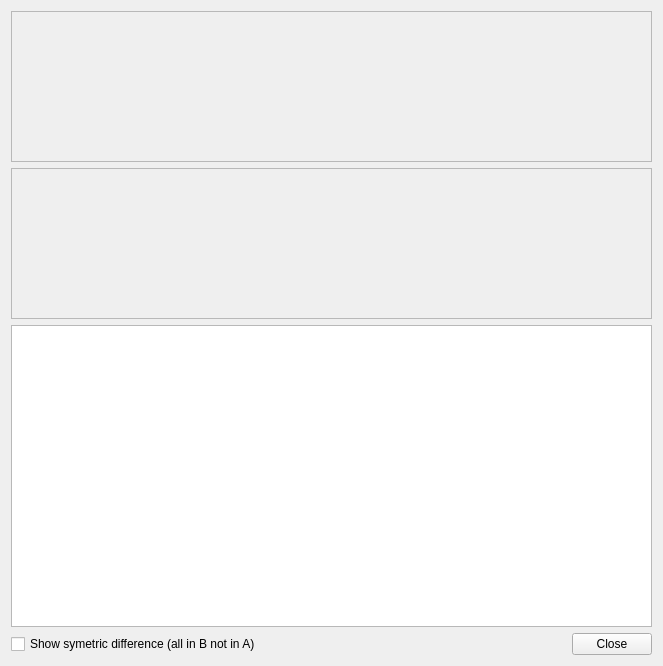
Old version of the form tao/diff_dialog.ui in the repository c3d/tao3D.
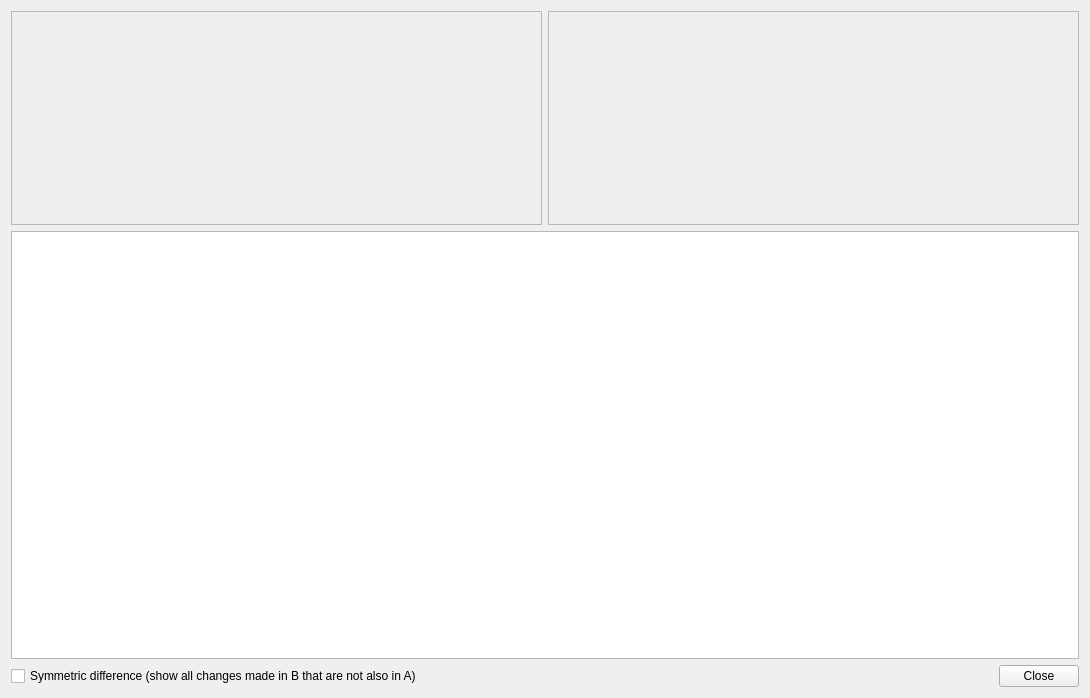
New version of the form. Custom widgets are drawn as their Qt base class.

Commit message: Add syntax highlighting to diff dialog. Show branch logs side-by-side. Refs #91.

```diff
--- a/tao/diff_dialog.ui
+++ b/tao/diff_dialog.ui
@@ -6,15 +6,15 @@
    <rect>
     <x>0</x>
     <y>0</y>
-    <width>663</width>
-    <height>666</height>
+    <width>1090</width>
+    <height>698</height>
    </rect>
   </property>
   <property name="windowTitle">
    <string>Diff</string>
   </property>
-  <layout class="QVBoxLayout" name="verticalLayout" stretch="1,1,2,0">
-   <item>
+  <layout class="QGridLayout" name="gridLayout" rowstretch="1,2,0">
+   <item row="0" column="0">
     <widget class="Tao::HistoryFrame" name="aFrame">
      <property name="sizePolicy">
       <sizepolicy hsizetype="Preferred" vsizetype="Preferred">
@@ -30,7 +30,7 @@
      </property>
     </widget>
    </item>
-   <item>
+   <item row="0" column="1">
     <widget class="Tao::HistoryFrame" name="bFrame">
      <property name="sizePolicy">
       <sizepolicy hsizetype="Preferred" vsizetype="Preferred">
@@ -46,8 +46,8 @@
      </property>
     </widget>
    </item>
-   <item>
-    <widget class="QTextBrowser" name="textBrowser">
+   <item row="1" column="0" colspan="2">
+    <widget class="QTextEdit" name="textEdit">
      <property name="sizePolicy">
       <sizepolicy hsizetype="Preferred" vsizetype="Preferred">
        <horstretch>0</horstretch>
@@ -56,12 +56,12 @@
      </property>
     </widget>
    </item>
-   <item>
+   <item row="2" column="0" colspan="2">
     <layout class="QHBoxLayout" name="horizontalLayout_2">
      <item>
       <widget class="QCheckBox" name="symetric">
        <property name="text">
-        <string>Show symetric difference (all in B not in A)</string>
+        <string>Symmetric difference (show all changes made in B that are not also in A)</string>
        </property>
       </widget>
      </item>
```
The commit also changes 6 other files.
